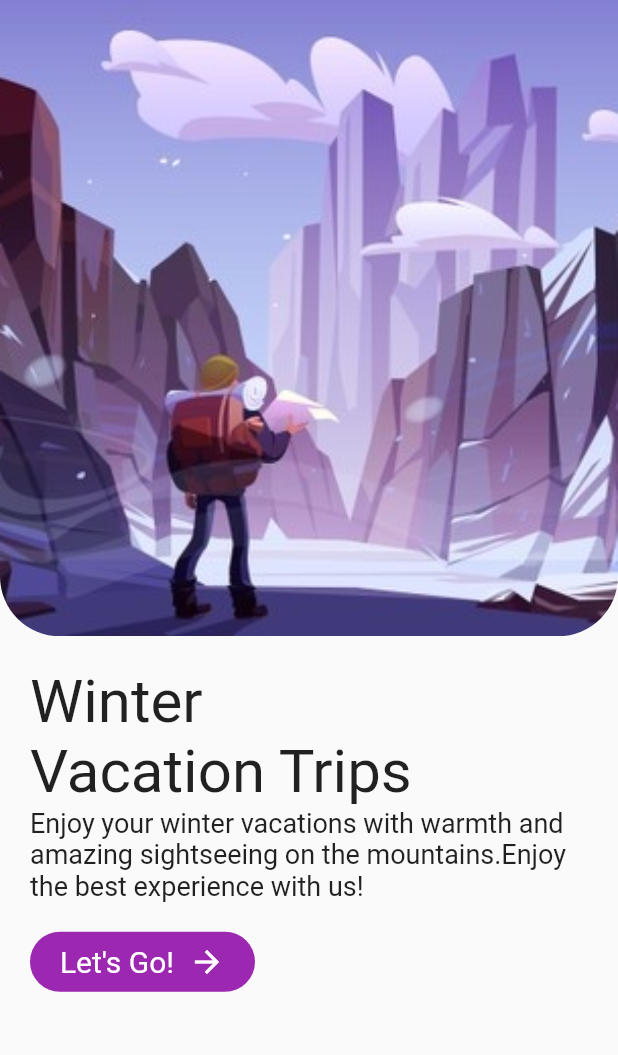
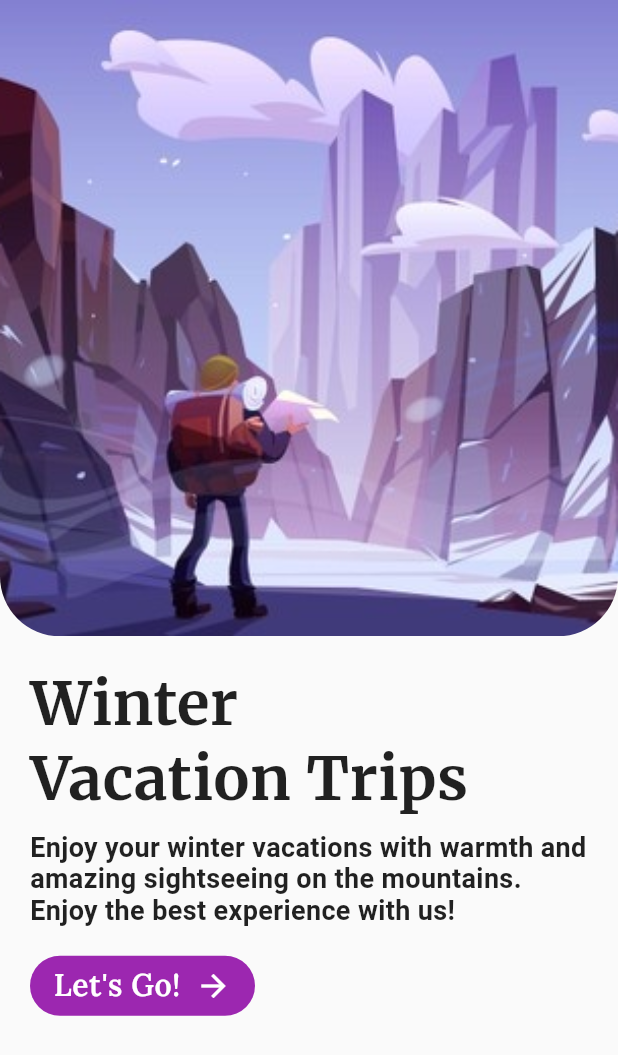
Before and after one commit to Manojkc15/Travel_App, a Flutter app: the screen it shows after launch, on a phone screen of 412 x 824 dp. Shown: the top 1055 px of the screen. Run offline on Flutter 3.47's test engine with Material 2 defaults, Android fonts, the light colour scheme and no system bars; our stand-ins replace google_fonts.

Commit message:
used GoogleFonts for texts

```diff
--- a/lib/Screens/home_screen.dart
+++ b/lib/Screens/home_screen.dart
@@ -1,4 +1,5 @@
 import 'package:flutter/material.dart';
+import 'package:google_fonts/google_fonts.dart';
 
 class HomeScreen extends StatelessWidget {
   const HomeScreen({Key? key}) : super(key: key);
@@ -22,29 +23,35 @@ class HomeScreen extends StatelessWidget {
           ),
           Container(
             padding: const EdgeInsets.only(left: 20.0, top: 20.0),
-            child: const Text(
+            child: Text(
               "Winter",
-              style: TextStyle(
+              style: GoogleFonts.merriweather(
                 fontSize: 40.0,
+                fontWeight: FontWeight.bold,
+                letterSpacing: .45,
               ),
             ),
           ),
           Container(
             padding: const EdgeInsets.only(left: 20.0),
-            child: const Text(
+            child: Text(
               "Vacation Trips",
-              style: TextStyle(
+              style: GoogleFonts.merriweather(
                 fontSize: 40.0,
+                fontWeight: FontWeight.bold,
+                letterSpacing: .45,
               ),
             ),
           ),
           Container(
-            padding: const EdgeInsets.only(left: 20.0, right: 20.0),
-            child: const Text(
-              "Enjoy your winter vacations with warmth and amazing sightseeing on the mountains."
+            padding: const EdgeInsets.fromLTRB(20.0, 10.0, 20.0, 0.0),
+            child: Text(
+              "Enjoy your winter vacations with warmth and amazing sightseeing on the mountains. "
               "Enjoy the best experience with us!",
-              style: TextStyle(
+              style: GoogleFonts.roboto(
                 fontSize: 18.0,
+                fontWeight: FontWeight.w600,
+                letterSpacing: .25,
               ),
             ),
           ),
@@ -60,16 +67,18 @@ class HomeScreen extends StatelessWidget {
               ),
               child: Row(
                 mainAxisAlignment: MainAxisAlignment.center,
-                children: const [
+                children: [
                   Text(
                     "Let's Go!",
-                    style: TextStyle(
+                    style: GoogleFonts.lora(
                       fontSize: 20.0,
+                      fontWeight: FontWeight.w600,
+                      letterSpacing: .4,
                       color: Colors.white,
                     ),
                   ),
-                  SizedBox(width: 10.0),
-                  Icon(
+                  const SizedBox(width: 10.0),
+                  const Icon(
                     Icons.arrow_forward_sharp,
                     color: Colors.white,
                   ),
--- a/pubspec.yaml
+++ b/pubspec.yaml
@@ -34,6 +34,7 @@ dependencies:
   # The following adds the Cupertino Icons font to your application.
   # Use with the CupertinoIcons class for iOS style icons.
   cupertino_icons: ^1.0.2
+  google_fonts: ^2.1.0
 
 dev_dependencies:
   flutter_test:
@@ -74,9 +75,9 @@ flutter:
   # list giving the asset and other descriptors for the font. For
   # example:
   # fonts:
-  #   - family: Schyler
+  #   - family: Merriweather-Black
   #     fonts:
-  #       - asset: fonts/Schyler-Regular.ttf
+  #       - asset: assets/Fonts/Merriweather-Black.ttf
   #       - asset: fonts/Schyler-Italic.ttf
   #         style: italic
   #   - family: Trajan Pro
```
Also changed, not shown: pubspec.lock.
